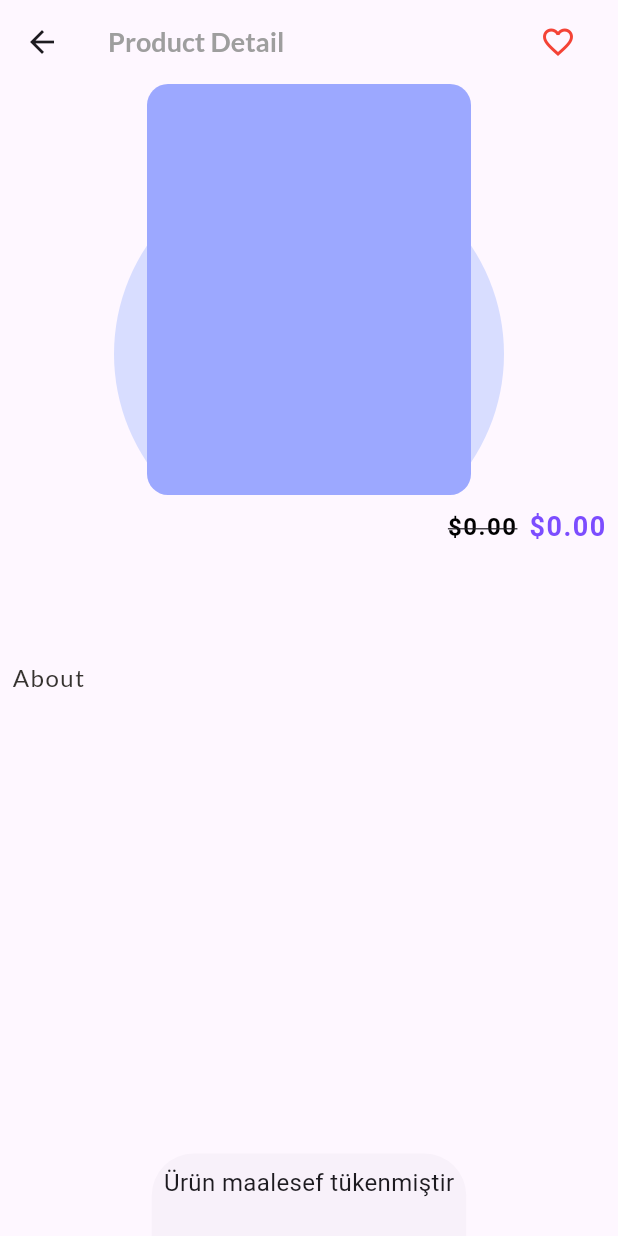
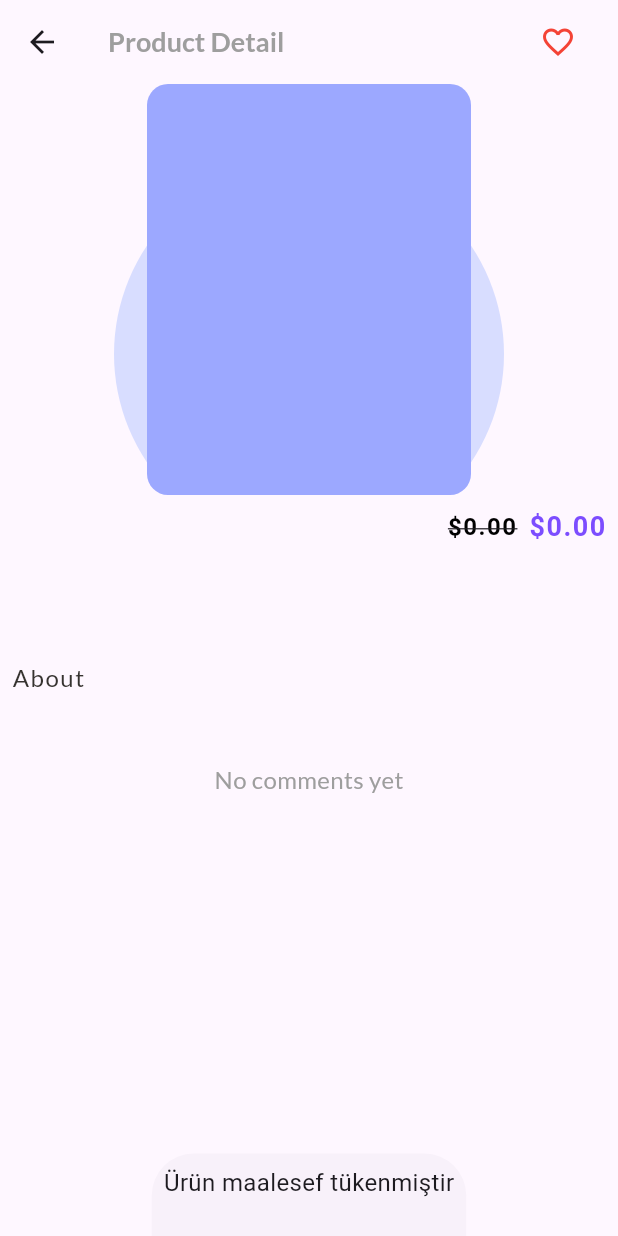
Before and after one commit to theplayernumberzero/Flutter_Multi_Store_App, a Flutter app: the ProductDetailScreen screen opened directly with empty values, on a phone screen of 412 x 824 dp. Run offline on Flutter 3.47's test engine with Material 3 defaults, Android fonts, the phone set to English and light mode, and no system bars; our stand-ins replace badges, cached_network_image, cloud_firestore, file_picker, firebase_auth, firebase_core and 7 more; missing offline and left inert: flutter_admin_scaffold; accounts and stored records are empty.

Commit message:
Buyer App -comments are visible in product detail

```diff
--- a/mac_store_app/lib/views/screens/inner_screens/product_detail_screen.dart
+++ b/mac_store_app/lib/views/screens/inner_screens/product_detail_screen.dart
@@ -3,8 +3,9 @@ import 'package:flutter_riverpod/flutter_riverpod.dart';
 import 'package:google_fonts/google_fonts.dart';
 import 'package:mac_store_app/provider/cart_provider.dart';
 import 'package:mac_store_app/provider/favorite_provider.dart';
+import 'package:cloud_firestore/cloud_firestore.dart';
+import 'package:flutter_rating_bar/flutter_rating_bar.dart';
 
-//We make changes for use to ref
 class ProductDetailScreen extends ConsumerStatefulWidget {
   final dynamic productData;
 
@@ -15,9 +16,110 @@ class ProductDetailScreen extends ConsumerStatefulWidget {
 }
 
 class _ProductDetailScreenState extends ConsumerState<ProductDetailScreen> {
+  Widget buildReviewCard() {
+    return StreamBuilder<QuerySnapshot>(
+      stream: FirebaseFirestore.instance
+          .collection('productReviews')
+          .where('productId', isEqualTo: widget.productData['productId'])
+          .snapshots(),
+      builder: (context, snapshot) {
+        if (!snapshot.hasData) return const SizedBox();
+
+        final reviews = snapshot.data!.docs;
+
+        return reviews.isEmpty
+            ? Padding(
+                padding: const EdgeInsets.all(16.0),
+                child: Center(
+                  child: Text(
+                    "No comments yet",
+                    style: GoogleFonts.lato(
+                      fontSize: 16,
+                      color: Colors.grey,
+                    ),
+                  ),
+                ),
+              )
+            : Column(
+                crossAxisAlignment: CrossAxisAlignment.start,
+                children: [
+                  Padding(
+                    padding: const EdgeInsets.only(left: 12.0, top: 8.0),
+                    child: Text(
+                      "Comments",
+                      style: GoogleFonts.lato(
+                        fontSize: 20,
+                        fontWeight: FontWeight.bold,
+                      ),
+                    ),
+                  ),
+                  Container(
+                    height: 200,
+                    child: ListView.builder(
+                      padding: const EdgeInsets.all(8.0),
+                      itemCount: reviews.length,
+                      itemBuilder: (context, index) {
+                        var reviewData =
+                            reviews[index].data() as Map<String, dynamic>;
+
+                        return Card(
+                          elevation: 2,
+                          margin: const EdgeInsets.only(bottom: 8.0),
+                          child: Padding(
+                            padding: const EdgeInsets.all(12.0),
+                            child: Column(
+                              crossAxisAlignment: CrossAxisAlignment.start,
+                              children: [
+                                Row(
+                                  children: [
+                                    const CircleAvatar(
+                                      child: Icon(Icons.person),
+                                    ),
+                                    const SizedBox(width: 12),
+                                    Text(
+                                      reviewData['fullName'] ?? '',
+                                      style: const TextStyle(
+                                        fontSize: 16,
+                                        fontWeight: FontWeight.bold,
+                                      ),
+                                    ),
+                                  ],
+                                ),
+                                const SizedBox(height: 8),
+                                Row(
+                                  children: [
+                                    RatingBarIndicator(
+                                      rating:
+                                          reviewData['rating']?.toDouble() ?? 0,
+                                      itemBuilder: (context, _) => const Icon(
+                                        Icons.star,
+                                        color: Colors.amber,
+                                      ),
+                                      itemCount: 5,
+                                      itemSize: 20.0,
+                                    ),
+                                  ],
+                                ),
+                                const SizedBox(height: 8),
+                                Text(
+                                  reviewData['review'] ?? '',
+                                  style: const TextStyle(fontSize: 14),
+                                ),
+                              ],
+                            ),
+                          ),
+                        );
+                      },
+                    ),
+                  ),
+                ],
+              );
+      },
+    );
+  }
+
   @override
   Widget build(BuildContext context) {
-    //wont rebuild if there is a change
     final cartProviderData = ref.read(cartProvider.notifier);
     final favoriteProviderData = ref.read(favoriteProvider.notifier);
     ref.watch(favoriteProvider);
@@ -65,7 +167,8 @@ class _ProductDetailScreenState extends ConsumerState<ProductDetailScreen> {
         ),
         centerTitle: true,
       ),
-      body: Column(
+      body: SingleChildScrollView(
+        child: Column(
           crossAxisAlignment: CrossAxisAlignment.start,
           children: [
             Center(
@@ -103,7 +206,8 @@ class _ProductDetailScreenState extends ConsumerState<ProductDetailScreen> {
                           height: 300,
                           child: PageView.builder(
                             scrollDirection: Axis.horizontal,
-                          itemCount: widget.productData['productImage'].length,
+                            itemCount:
+                                widget.productData['productImage'].length,
                             itemBuilder: (context, index) {
                               return Image.network(
                                   width: 198,
@@ -225,9 +329,10 @@ class _ProductDetailScreenState extends ConsumerState<ProductDetailScreen> {
                                     child: Padding(
                                       padding: EdgeInsets.all(8),
                                       child: Text(
-                                      widget.productData['productSize'][index],
-                                      style:
-                                          GoogleFonts.lato(color: Colors.white),
+                                        widget.productData['productSize']
+                                            [index],
+                                        style: GoogleFonts.lato(
+                                            color: Colors.white),
                                       ),
                                     ),
                                   ),
@@ -256,7 +361,10 @@ class _ProductDetailScreenState extends ConsumerState<ProductDetailScreen> {
                 ],
               ),
             ),
+            buildReviewCard(),
+            SizedBox(height: 60),
           ],
+        ),
       ),
       bottomSheet: Padding(
         padding: EdgeInsets.all(8),
--- a/mac_store_app/lib/views/screens/nav_screens/widgets/producut_item_widget.dart
+++ b/mac_store_app/lib/views/screens/nav_screens/widgets/producut_item_widget.dart
@@ -172,7 +172,8 @@ class ProducutItemWidget extends StatelessWidget {
                 child: Text(
                   productData['rating'] == 0
                       ? ""
-                      : productData['rating'].toString(),
+                      : (productData['rating'] / productData['totalReviews'])
+                          .toString(),
                   style: GoogleFonts.lato(color: Colors.blueGrey, fontSize: 12),
                 ),
               ),
```
Lines whose indentation alone changed are shown as unchanged.
